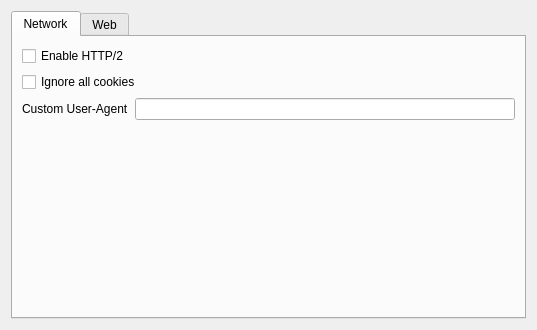
This is src/librssguard/gui/settings/settingsnetwork.ui in martinrotter/rssguard as Qt 5 draws it before an edit. The edited form follows.
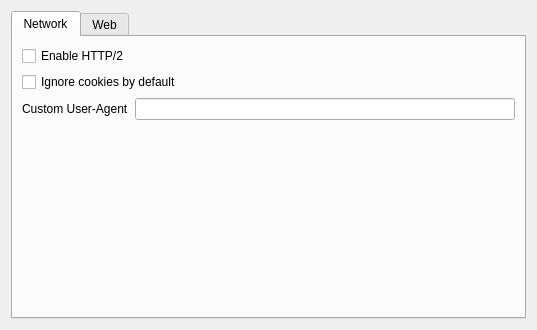
This is the edited form.

The edit to the form file:
```diff
--- a/src/librssguard/gui/settings/settingsnetwork.ui
+++ b/src/librssguard/gui/settings/settingsnetwork.ui
@@ -31,7 +31,10 @@
        <item row="1" column="0" colspan="2">
         <widget class="QCheckBox" name="m_cbIgnoreAllCookies">
          <property name="text">
-          <string>Ignore all cookies</string>
+          <string>Ignore cookies by default</string>
+         </property>
+         <property name="toolTip">
+          <string>Individual standard feeds can override this setting.</string>
          </property>
         </widget>
        </item>
```
